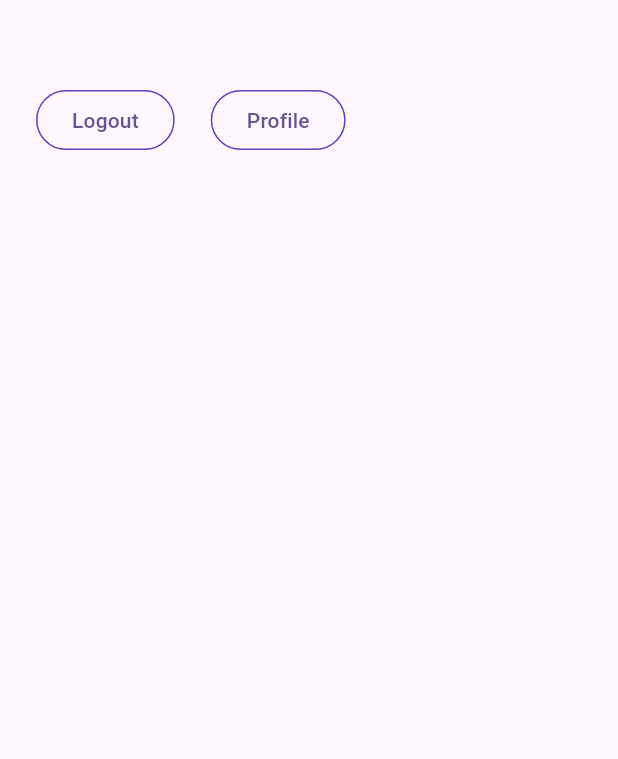
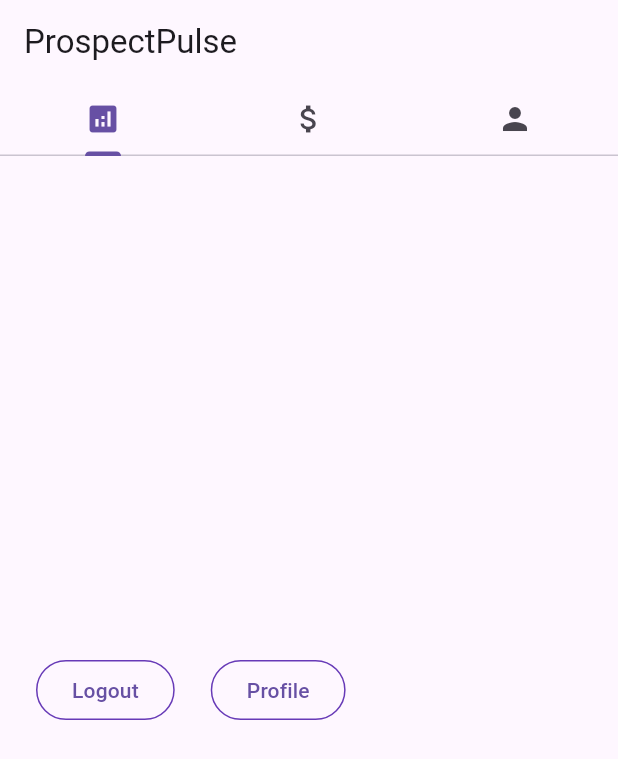
Before and after one commit to gabyorel/prospect-pulse, a Flutter app: the screen it shows once a user with an empty profile is signed in, on a phone screen of 412 x 824 dp. Shown: the top 759 px of the screen. Run offline on Flutter 3.47's test engine with Material 3 defaults, Android fonts, the phone set to English and light mode, and no system bars; our stand-ins replace firebase_auth, firebase_core, go_router, google_fonts; missing offline and left inert: firebase_ui_auth; accounts and stored records are empty.

Commit message:
create app homepage

```diff
--- a/lib/homepage.dart
+++ b/lib/homepage.dart
@@ -12,19 +12,33 @@ class HomePage extends StatelessWidget {
 
   @override
   Widget build(BuildContext context) {
-    return Scaffold(
-      appBar: AppBar(),
-      body: ListView(
-        children: <Widget>[
-          Consumer<ApplicationState>(
-            builder: (context, appState, _) => AuthFunc(
-                loggedIn: appState.loggedIn,
+    return MaterialApp(
+      home: DefaultTabController(
+        length: 3,
+        child: Scaffold(
+          appBar: AppBar(
+            bottom: const TabBar(
+              tabs: [
+                Tab(icon: Icon(Icons.analytics)),
+                Tab(icon: Icon(Icons.attach_money)),
+                Tab(icon: Icon(Icons.person)),
+              ],
+            ),
+            title: const Text('ProspectPulse'),
+          ),
+          body: TabBarView(
+            children: [
+              Consumer<ApplicationState>(
+                builder: (context, appState, _) =>
+                AuthFunc(loggedIn: appState.loggedIn,
                 signOut: () {
                   FirebaseAuth.instance.signOut();
                 }),
+              ),
+            ],
           ),
-        ],
-      )
+        ),
+      ),
     );
   }
 }
```
